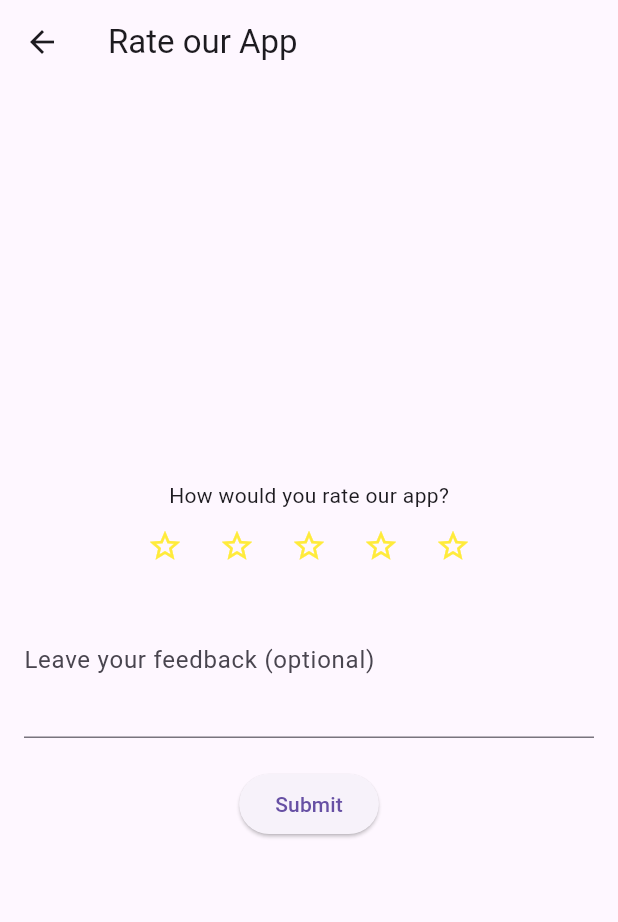
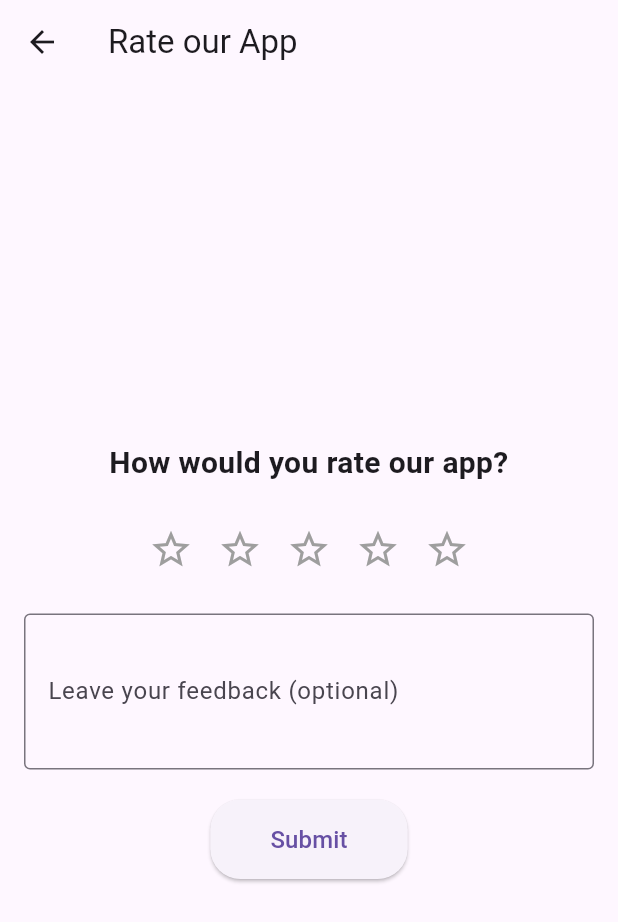
Before and after one commit to Joalasco/Gluco_Fit, a Flutter app: the RatingView screen opened directly with empty values, on a phone screen of 412 x 824 dp. Shown: the top 922 px of the screen. Run offline on Flutter 3.47's test engine with Material 3 defaults, Android fonts, the phone set to English and light mode, and no system bars; our stand-ins replace cloud_firestore, firebase_auth, firebase_core, google_sign_in; accounts and stored records are empty.

Commit message:
Mejoras en rainting_view para mejora de apariencia UI

```diff
--- a/lib/views/rating_view.dart
+++ b/lib/views/rating_view.dart
@@ -23,28 +23,46 @@ class _RatingViewState extends State<RatingView> {
         padding: EdgeInsets.all(16.0),
         child: Column(
           mainAxisAlignment: MainAxisAlignment.center,
+          crossAxisAlignment: CrossAxisAlignment.center,
           children: [
-            Text('How would you rate our app?'),
+            Text(
+              'How would you rate our app?',
+              style: TextStyle(fontSize: 20, fontWeight: FontWeight.bold),
+              textAlign: TextAlign.center,
+            ),
+            SizedBox(height: 20),
             Row(
               mainAxisAlignment: MainAxisAlignment.center,
               children: List.generate(5, (index) {
-                return IconButton(
-                  icon: Icon(
-                    _selectedRating > index ? Icons.star : Icons.star_border,
-                    color: Colors.yellow,
-                  ),
-                  onPressed: () {
+                return GestureDetector(
+                  onTap: () {
                     setState(() {
                       _selectedRating = index + 1;
                     });
                   },
+                  child: AnimatedContainer(
+                    duration: Duration(milliseconds: 300),
+                    curve: Curves.easeInOut,
+                    padding: EdgeInsets.all(8.0),
+                    child: Icon(
+                      _selectedRating > index ? Icons.star : Icons.star_border,
+                      color:
+                          _selectedRating > index ? Colors.yellow : Colors.grey,
+                      size: _selectedRating > index ? 40 : 30,
+                    ),
+                  ),
                 );
               }),
             ),
+            SizedBox(height: 20),
             TextField(
               controller: _feedbackController,
               decoration: InputDecoration(
                 labelText: 'Leave your feedback (optional)',
+                border: OutlineInputBorder(),
+                focusedBorder: OutlineInputBorder(
+                  borderSide: BorderSide(color: Colors.blue, width: 2.0),
+                ),
               ),
               maxLines: 3,
             ),
@@ -53,7 +71,16 @@ class _RatingViewState extends State<RatingView> {
               onPressed: () {
                 widget.onSubmit(_selectedRating, _feedbackController.text);
               },
-              child: Text('Submit'),
+              style: ElevatedButton.styleFrom(
+                padding: EdgeInsets.symmetric(horizontal: 40, vertical: 15),
+                shape: RoundedRectangleBorder(
+                  borderRadius: BorderRadius.circular(20),
+                ),
+              ),
+              child: Text(
+                'Submit',
+                style: TextStyle(fontSize: 16),
+              ),
             ),
           ],
         ),
```
